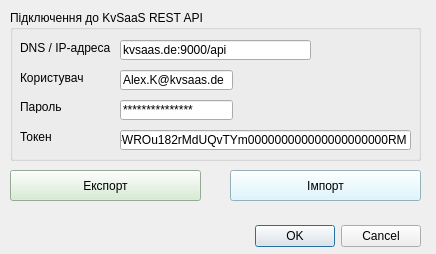
First picture: the form in kvsaasexpimp/kvsaasexpimp_dialog_base.ui, repository PaulNSkiba/KvSaaSQGISPlagin, before the edit.
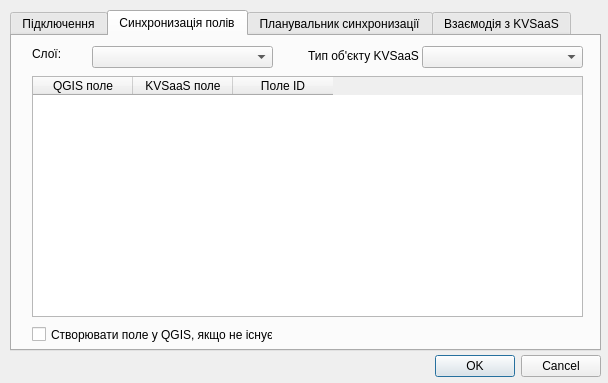
Second picture: the form after the edit. Custom widgets are drawn as their Qt base class.

```diff
--- a/kvsaasexpimp/kvsaasexpimp_dialog_base.ui
+++ b/kvsaasexpimp/kvsaasexpimp_dialog_base.ui
@@ -6,8 +6,8 @@
    <rect>
     <x>0</x>
     <y>0</y>
-    <width>436</width>
-    <height>254</height>
+    <width>608</width>
+    <height>383</height>
    </rect>
   </property>
   <property name="windowTitle">
@@ -16,8 +16,8 @@
   <widget class="QDialogButtonBox" name="button_box">
    <property name="geometry">
     <rect>
-     <x>80</x>
-     <y>220</y>
+     <x>260</x>
+     <y>350</y>
      <width>341</width>
      <height>32</height>
     </rect>
@@ -29,13 +29,67 @@
     <set>QDialogButtonBox::Cancel|QDialogButtonBox::Ok</set>
    </property>
   </widget>
+  <widget class="QTabWidget" name="tabWidget">
+   <property name="geometry">
+    <rect>
+     <x>10</x>
+     <y>10</y>
+     <width>591</width>
+     <height>341</height>
+    </rect>
+   </property>
+   <property name="currentIndex">
+    <number>1</number>
+   </property>
+   <widget class="QWidget" name="tab">
+    <attribute name="title">
+     <string>Підключення</string>
+    </attribute>
+    <widget class="QPushButton" name="pushButton_2">
+     <property name="geometry">
+      <rect>
+       <x>380</x>
+       <y>260</y>
+       <width>191</width>
+       <height>31</height>
+      </rect>
+     </property>
+     <property name="autoFillBackground">
+      <bool>false</bool>
+     </property>
+     <property name="styleSheet">
+      <string notr="true">background-color:rgb(212, 245, 255)</string>
+     </property>
+     <property name="text">
+      <string>Імпорт</string>
+     </property>
+    </widget>
+    <widget class="QPushButton" name="pushButton">
+     <property name="geometry">
+      <rect>
+       <x>180</x>
+       <y>260</y>
+       <width>191</width>
+       <height>31</height>
+      </rect>
+     </property>
+     <property name="autoFillBackground">
+      <bool>false</bool>
+     </property>
+     <property name="styleSheet">
+      <string notr="true">background-color:rgb(210, 236, 207)</string>
+     </property>
+     <property name="text">
+      <string>Експорт</string>
+     </property>
+    </widget>
   <widget class="QGroupBox" name="groupBox">
    <property name="geometry">
     <rect>
      <x>10</x>
      <y>10</y>
-     <width>411</width>
-     <height>151</height>
+       <width>561</width>
+       <height>241</height>
     </rect>
    </property>
    <property name="title">
@@ -146,45 +200,187 @@
     </property>
    </widget>
   </widget>
-  <widget class="QPushButton" name="pushButton">
+   </widget>
+   <widget class="QWidget" name="tab_2">
+    <attribute name="title">
+     <string>Синхронизація полів</string>
+    </attribute>
+    <widget class="QLabel" name="label_8">
    <property name="geometry">
     <rect>
-     <x>10</x>
-     <y>170</y>
-     <width>191</width>
-     <height>31</height>
-    </rect>
-   </property>
-   <property name="autoFillBackground">
-    <bool>false</bool>
-   </property>
-   <property name="styleSheet">
-    <string notr="true">background-color:rgb(210, 236, 207)</string>
+       <x>20</x>
+       <y>10</y>
+       <width>47</width>
+       <height>16</height>
+      </rect>
+     </property>
+     <property name="text">
+      <string>Слої:</string>
+     </property>
+    </widget>
+    <widget class="QCheckBox" name="checkBox">
+     <property name="geometry">
+      <rect>
+       <x>20</x>
+       <y>290</y>
+       <width>241</width>
+       <height>17</height>
+      </rect>
    </property>
    <property name="text">
-    <string>Експорт</string>
-   </property>
-  </widget>
-  <widget class="QPushButton" name="pushButton_2">
+      <string>Створювати поле у QGIS, якщо не існує</string>
+     </property>
+    </widget>
+    <widget class="QTableWidget" name="twAttrGrid">
    <property name="geometry">
     <rect>
-     <x>230</x>
-     <y>170</y>
-     <width>191</width>
-     <height>31</height>
-    </rect>
-   </property>
-   <property name="autoFillBackground">
-    <bool>false</bool>
-   </property>
-   <property name="styleSheet">
-    <string notr="true">background-color:rgb(212, 245, 255)</string>
-   </property>
+       <x>20</x>
+       <y>40</y>
+       <width>551</width>
+       <height>241</height>
+      </rect>
+     </property>
+     <column>
+      <property name="text">
+       <string>QGIS поле</string>
+      </property>
+     </column>
+     <column>
+      <property name="text">
+       <string>KVSaaS поле</string>
+      </property>
+     </column>
+     <column>
    <property name="text">
-    <string>Імпорт</string>
-   </property>
-  </widget>
- </widget>
+       <string>Поле ID</string>
+      </property>
+     </column>
+    </widget>
+    <widget class="QComboBox" name="cbSFKinds">
+     <property name="geometry">
+      <rect>
+       <x>410</x>
+       <y>10</y>
+       <width>161</width>
+       <height>22</height>
+      </rect>
+     </property>
+    </widget>
+    <widget class="QLabel" name="label_9">
+     <property name="geometry">
+      <rect>
+       <x>296</x>
+       <y>10</y>
+       <width>111</width>
+       <height>20</height>
+      </rect>
+     </property>
+     <property name="text">
+      <string>Тип об'єкту KVSaaS:</string>
+     </property>
+    </widget>
+    <widget class="QgsMapLayerComboBox" name="mMapLayerComboBox">
+     <property name="geometry">
+      <rect>
+       <x>80</x>
+       <y>10</y>
+       <width>181</width>
+       <height>22</height>
+      </rect>
+     </property>
+    </widget>
+   </widget>
+   <widget class="QWidget" name="tab_3">
+    <attribute name="title">
+     <string>Планувальник синхронизації</string>
+    </attribute>
+    <widget class="QLabel" name="label_7">
+     <property name="geometry">
+      <rect>
+       <x>20</x>
+       <y>10</y>
+       <width>151</width>
+       <height>16</height>
+      </rect>
+     </property>
+     <property name="text">
+      <string>Оновлювати кожні (хвилин):</string>
+     </property>
+    </widget>
+    <widget class="QSpinBox" name="spScheduleMinutes">
+     <property name="geometry">
+      <rect>
+       <x>180</x>
+       <y>10</y>
+       <width>41</width>
+       <height>22</height>
+      </rect>
+     </property>
+     <property name="value">
+      <number>5</number>
+     </property>
+    </widget>
+   </widget>
+   <widget class="QWidget" name="tab_4">
+    <attribute name="title">
+     <string>Взаємодія з KVSaaS</string>
+    </attribute>
+    <widget class="QLabel" name="label_5">
+     <property name="geometry">
+      <rect>
+       <x>20</x>
+       <y>10</y>
+       <width>111</width>
+       <height>16</height>
+      </rect>
+     </property>
+     <property name="text">
+      <string>Рут для замовлень:</string>
+     </property>
+    </widget>
+    <widget class="QLabel" name="label_6">
+     <property name="geometry">
+      <rect>
+       <x>20</x>
+       <y>40</y>
+       <width>111</width>
+       <height>16</height>
+      </rect>
+     </property>
+     <property name="text">
+      <string>Рут для звітів:</string>
+     </property>
+    </widget>
+    <widget class="QLineEdit" name="edRootForOrders">
+     <property name="geometry">
+      <rect>
+       <x>140</x>
+       <y>10</y>
+       <width>221</width>
+       <height>20</height>
+      </rect>
+     </property>
+    </widget>
+    <widget class="QLineEdit" name="edRootForReports">
+     <property name="geometry">
+      <rect>
+       <x>140</x>
+       <y>40</y>
+       <width>221</width>
+       <height>20</height>
+      </rect>
+     </property>
+    </widget>
+   </widget>
+  </widget>
+ </widget>
+ <customwidgets>
+  <customwidget>
+   <class>QgsMapLayerComboBox</class>
+   <extends>QComboBox</extends>
+   <header>qgsmaplayercombobox.h</header>
+  </customwidget>
+ </customwidgets>
  <resources/>
  <connections>
   <connection>
```
Lines whose indentation alone changed are shown as unchanged.
